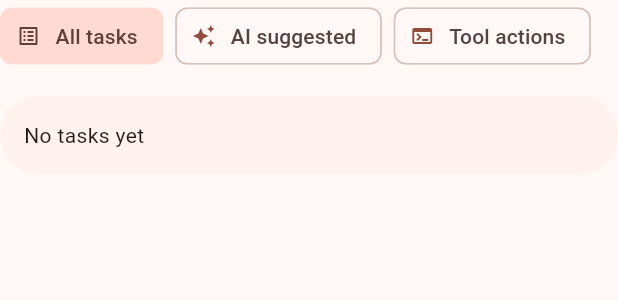
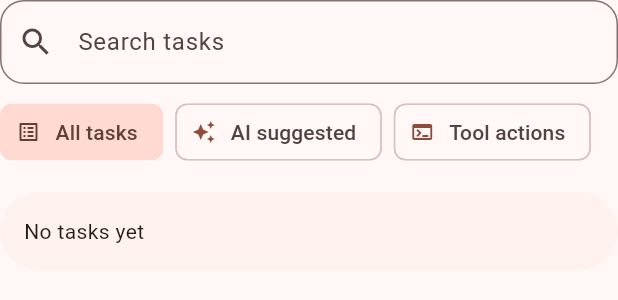
Before and after one commit to AlexKimmel/cameron_mobile, a Flutter app: the TasksScreen widget shown alone on an empty page, opened directly with empty values, on a phone screen of 412 x 824 dp. Shown: the top 300 px of the screen. Run offline on Flutter 3.47's test engine with Material 3 defaults, Android fonts, the phone set to English and light mode, and no system bars; drawn by our look-alikes of dynamic_color; our stand-ins replace flutter_local_notifications, material_ui, shared_preferences, speech_to_text, timezone; missing offline and left inert: llamadart, material_3_expressive, speech_to_text_platform_interface, workmanager; accounts and stored records are empty.

Commit message:
feat(tasks): search titles and notes
Todo: Search task titles and notes, including completed tasks.

Keep the search text across app tabs, match case-insensitively within
the selected task filter, and show completed matches without an extra tap.

Checks: Dart formatter and analyzer, all 33 Flutter tests, and git diff
validation. Native builds were not run for this Flutter UI change.

```diff
--- a/packages/planner_ui/lib/src/planner_app.dart
+++ b/packages/planner_ui/lib/src/planner_app.dart
@@ -128,6 +128,7 @@ class _PlannerHomeState extends State<_PlannerHome>
     with WidgetsBindingObserver {
   late int _tab = widget.initialTab;
   TaskFilter _taskFilter = TaskFilter.all;
+  final _taskSearch = TextEditingController();
   List<PlannerTask>? _tasks;
   late List<String> _activities = widget.initialActivities;
   late String? _summary = widget.initialSummary;
@@ -174,6 +175,7 @@ class _PlannerHomeState extends State<_PlannerHome>
     _finishVoiceTimer?.cancel();
     if (_listening || _startingVoice) unawaited(_cancelDictation());
     _voiceLevel.dispose();
+    _taskSearch.dispose();
     super.dispose();
   }
 
@@ -970,6 +972,7 @@ class _PlannerHomeState extends State<_PlannerHome>
               tasks: visible,
               today: dayKey(_displayTime),
               filter: _taskFilter,
+              search: _taskSearch,
               onFilterChanged: (filter) => setState(() => _taskFilter = filter),
               onReschedule: _reschedule,
               canEdit: !_asking && !_saving && !_listening && !_startingVoice,
--- a/packages/planner_ui/lib/src/tasks_screen.dart
+++ b/packages/planner_ui/lib/src/tasks_screen.dart
@@ -26,6 +26,7 @@ class TasksScreen extends StatelessWidget {
     required this.tasks,
     required this.today,
     required this.filter,
+    required this.search,
     required this.onFilterChanged,
     required this.canEdit,
     required this.onEdit,
@@ -37,6 +38,7 @@ class TasksScreen extends StatelessWidget {
   final List<PlannerTask> tasks;
   final String today;
   final TaskFilter filter;
+  final TextEditingController search;
   final ValueChanged<TaskFilter> onFilterChanged;
   final bool canEdit;
   final ValueChanged<PlannerTask> onEdit;
@@ -45,7 +47,13 @@ class TasksScreen extends StatelessWidget {
   final void Function(PlannerTask, int) onStepToggle;
 
   @override
-  Widget build(BuildContext context) {
+  Widget build(BuildContext context) =>
+      ValueListenableBuilder<TextEditingValue>(
+        valueListenable: search,
+        builder: (context, value, _) => _buildTasks(context, value.text),
+      );
+
+  Widget _buildTasks(BuildContext context, String query) {
     final filterMotion = context.reduceMotion
         ? ChipAnimationStyle(
             selectAnimation: AnimationStyle.noAnimation,
@@ -53,7 +61,17 @@ class TasksScreen extends StatelessWidget {
             enableAnimation: AnimationStyle.noAnimation,
           )
         : null;
-    final matching = tasks.where(filter.matches).toList();
+    final normalized = query.trim().toLowerCase();
+    final terms = normalized.isEmpty
+        ? const <String>[]
+        : normalized.split(RegExp(r'\s+'));
+    final searching = terms.isNotEmpty;
+    final matching = tasks.where((task) {
+      if (!filter.matches(task)) return false;
+      if (!searching) return true;
+      final text = '${task.title}\n${task.notes}'.toLowerCase();
+      return terms.every(text.contains);
+    }).toList();
     final open = matching.where((task) => !task.done).toList()
       ..sort((a, b) {
         final dateOrder = a.day.compareTo(b.day);
@@ -88,6 +106,23 @@ class TasksScreen extends StatelessWidget {
     return Column(
       crossAxisAlignment: CrossAxisAlignment.stretch,
       children: [
+        TextField(
+          controller: search,
+          textInputAction: TextInputAction.search,
+          decoration: InputDecoration(
+            labelText: 'Search tasks',
+            hintText: 'Search titles and notes',
+            prefixIcon: const Icon(Icons.search),
+            suffixIcon: query.isEmpty
+                ? null
+                : IconButton(
+                    onPressed: search.clear,
+                    tooltip: 'Clear task search',
+                    icon: const Icon(Icons.clear),
+                  ),
+          ),
+        ),
+        const SizedBox(height: 8),
         Wrap(
           spacing: 8,
           runSpacing: 4,
@@ -107,7 +142,11 @@ class TasksScreen extends StatelessWidget {
         if (matching.isEmpty)
           Panel(
             child: Text(
-              filter == TaskFilter.all ? 'No tasks yet' : 'No matching tasks',
+              searching
+                  ? 'No tasks match your search'
+                  : filter == TaskFilter.all
+                  ? 'No tasks yet'
+                  : 'No matching tasks',
               style: context.type.bodyMedium,
             ),
           )
@@ -117,6 +156,7 @@ class TasksScreen extends StatelessWidget {
             for (final entry in overdue) ..._dateGroup(context, entry),
             const SizedBox(height: 8),
           ],
+          if (!searching || scheduled.isNotEmpty) ...[
             SectionHeading(
               'Today',
               trailing: focus > 0
@@ -132,18 +172,21 @@ class TasksScreen extends StatelessWidget {
                 child: Text('No tasks today', style: context.type.bodyMedium),
               ),
             for (final task in scheduled) _card(task),
+          ],
           if (upcoming.isNotEmpty) ...[
             const SizedBox(height: 16),
             const SectionHeading('Upcoming'),
             for (final entry in upcoming) ..._dateGroup(context, entry),
           ],
-          if (doneToday.isNotEmpty) _completed(context, 'Completed', doneToday),
+          if (doneToday.isNotEmpty)
+            _completed(context, 'Completed', doneToday, expanded: searching),
           if (doneEarlier.isNotEmpty)
             _completed(
               context,
               'Previously completed',
               doneEarlier,
               showDate: true,
+              expanded: searching,
             ),
         ],
       ],
@@ -185,12 +228,14 @@ class TasksScreen extends StatelessWidget {
     String title,
     List<PlannerTask> tasks, {
     bool showDate = false,
+    bool expanded = false,
   }) => Padding(
     padding: const EdgeInsets.only(top: 8),
     child: Panel(
       padding: EdgeInsets.zero,
       child: ExpansionTile(
-        key: PageStorageKey(title),
+        key: PageStorageKey((title, expanded)),
+        initiallyExpanded: expanded,
         expansionAnimationStyle: context.reducedMotionStyle,
         leading: Icon(
           Icons.task_alt,
```
Also changed, not shown: 2 other files. Lines whose indentation alone changed are shown as unchanged.
